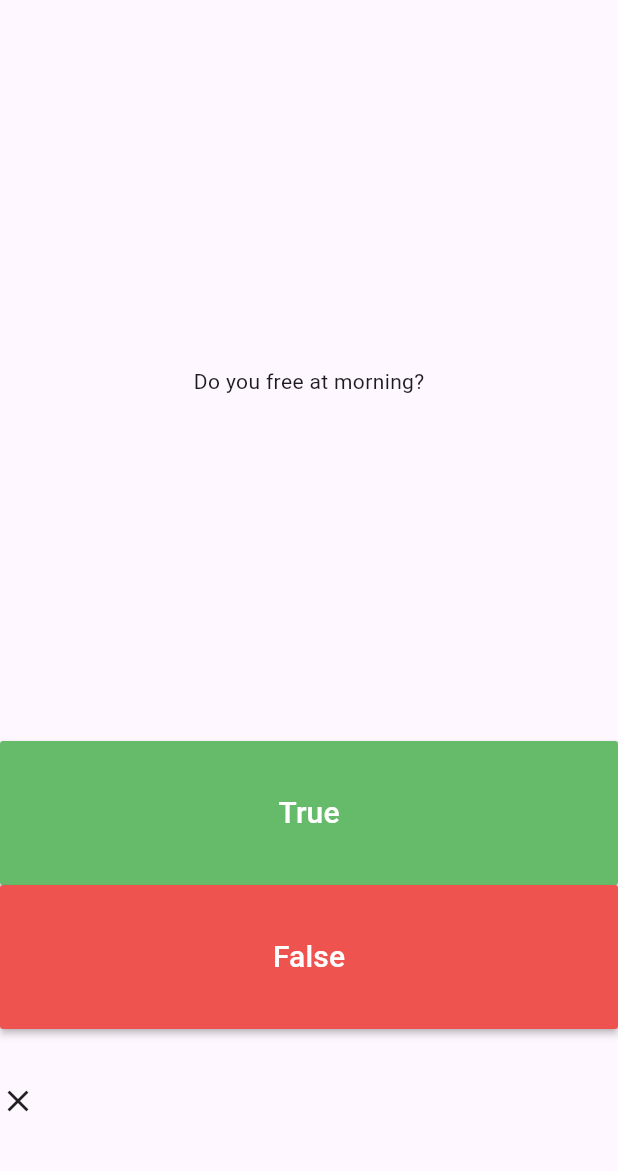
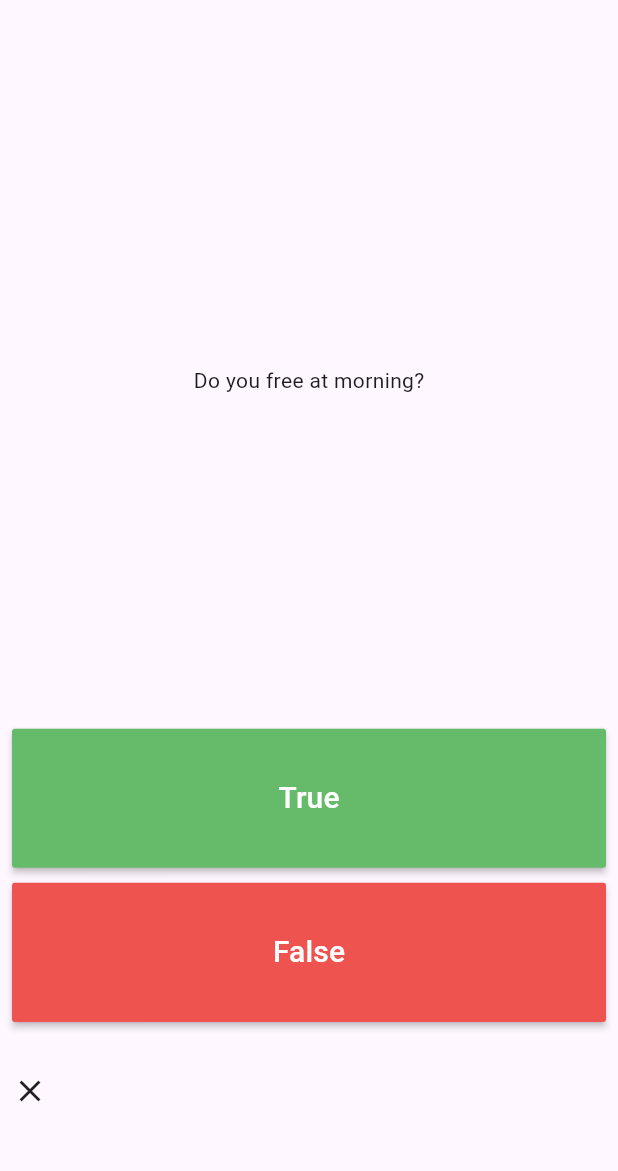
Before and after one commit to tandev151/quiz_app_flutter, a Flutter app: the screen it shows after launch, after a tap on "True", on a phone screen of 412 x 824 dp, the part 63-1234 px from its top. Run offline on Flutter 3.47's test engine with Material 3 defaults, Android fonts, the phone set to English and light mode, and no system bars; our stand-ins replace rflutter_alert.

```diff
--- a/lib/brain.dart
+++ b/lib/brain.dart
@@ -11,6 +11,10 @@ class Brain {
     Question(question: 'Do you free at 9PM?', answer: false),
     Question(question: 'Do you free at 7AM?', answer: false),
   ];
+
+  bool isFinished() {
+    return questionNumber >= questionList.length - 1;
+  }
 
   void getNextQuestion() {
     if (questionNumber < questionList.length - 1) {
--- a/lib/main.dart
+++ b/lib/main.dart
@@ -1,5 +1,6 @@
 import 'package:flutter/material.dart';
 import 'package:quiz_app_flutter/brain.dart';
+import 'package:rflutter_alert/rflutter_alert.dart';
 
 void main() {
   runApp(const MainApp());
@@ -30,6 +31,7 @@ class _QuizPageState extends State<QuizPage> {
   List<Icon> scoreKeepers = [];
 
   void checkAnswer(bool yourChoice) {
+    if (!brain.isFinished()) {
       Icon icon = Icon(Icons.close);
 
       if (brain.getAnswer() == yourChoice) {
@@ -37,12 +39,17 @@ class _QuizPageState extends State<QuizPage> {
       }
 
       scoreKeepers.add(icon);
+    } else {
+      Alert(context: context, title: 'Finished!').show();
+    }
   }
 
   Brain brain = new Brain();
   @override
   Widget build(BuildContext context) {
-    return Column(
+    return Padding(
+      padding: const EdgeInsets.all(8.0),
+      child: Column(
         children: <Widget>[
           Expanded(
               flex: 5,
@@ -71,6 +78,9 @@ class _QuizPageState extends State<QuizPage> {
                 },
                 color: Colors.green[400],
               )),
+          SizedBox(
+            height: 10.0,
+          ),
           Expanded(
               flex: 1,
               child: MaterialButton(
@@ -95,6 +105,7 @@ class _QuizPageState extends State<QuizPage> {
             children: scoreKeepers,
           )),
         ],
+      ),
     );
   }
 }
--- a/pubspec.yaml
+++ b/pubspec.yaml
@@ -9,6 +9,7 @@ environment:
 dependencies:
   flutter:
     sdk: flutter
+  rflutter_alert: ^2.0.7
 
 dev_dependencies:
   flutter_test:
```
Also changed, not shown: pubspec.lock. Lines whose indentation alone changed are shown as unchanged.
